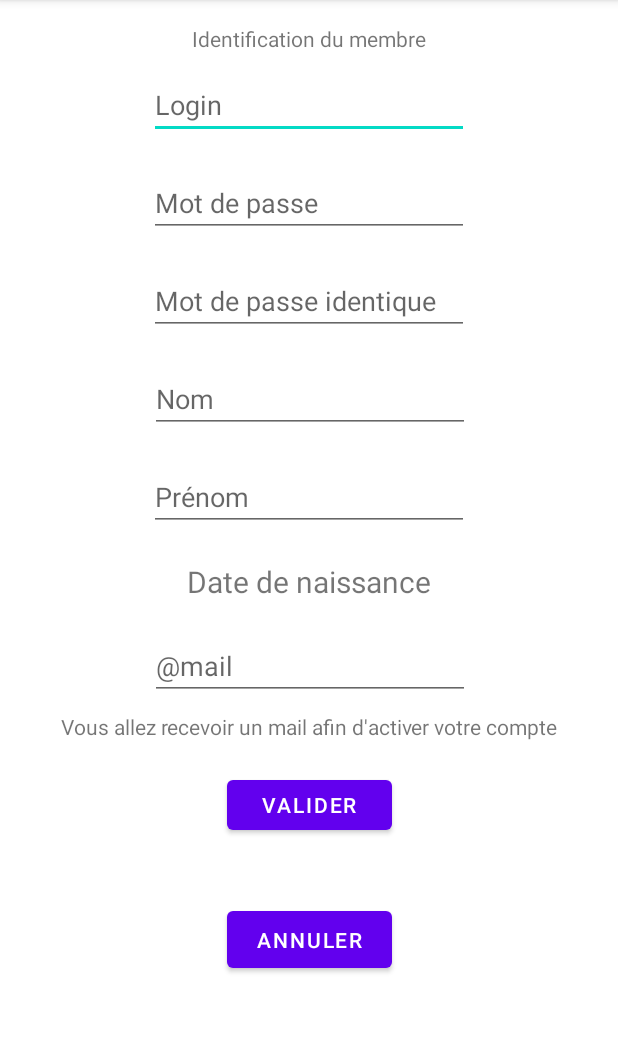
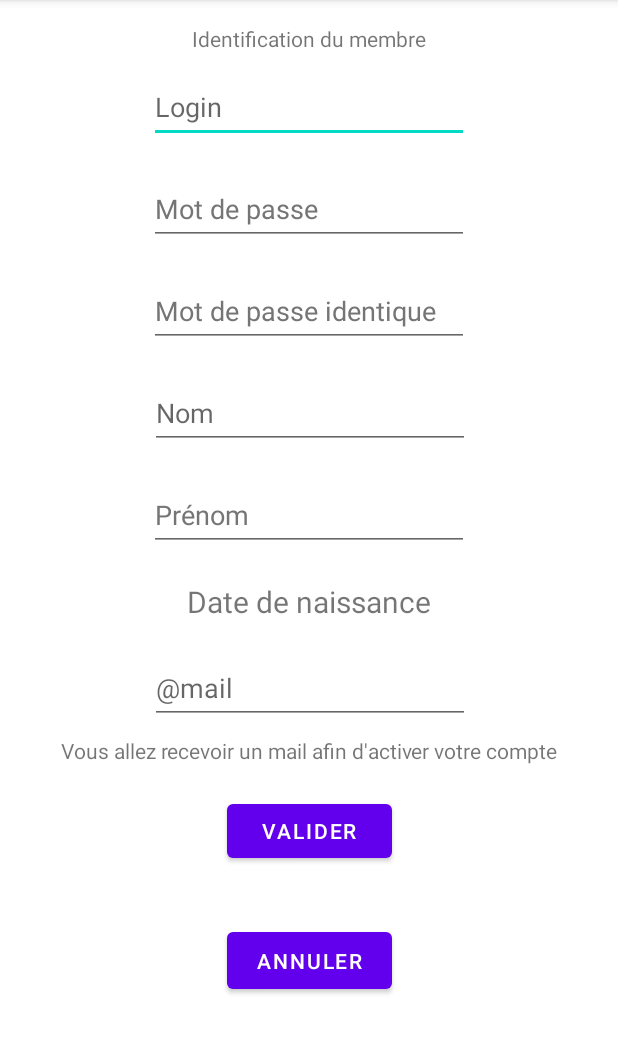
Before and after one commit to kionnle2/GeTaSoiree, an Android app: the InscriptionActivity screen opened directly, with no data from a screen before it, on a phone screen of 412 x 824 dp, the part 84-1138 px from its top. Run offline under Robolectric (Android 15) with nearby library versions, the phone set to English and light mode, and no system bars.

Commit message:
fix crash fix xml

```diff
--- a/app/src/main/java/yan/candaes/getasoiree/ui/AjoutSoireeActivity.java
+++ b/app/src/main/java/yan/candaes/getasoiree/ui/AjoutSoireeActivity.java
@@ -75,6 +75,7 @@ public class AjoutSoireeActivity extends AppCompatActivity implements DatePicker
                     if (((TextView) findViewById(R.id.addSoirTxtAdr)).isInputMethodTarget()) {
                         InputMethodManager imm = (InputMethodManager) getSystemService(Context.INPUT_METHOD_SERVICE);
                         imm.hideSoftInputFromWindow(view.getWindowToken(), 0);
+
                     }
 
             if (sw.isChecked()) {
@@ -107,7 +108,7 @@ public class AjoutSoireeActivity extends AppCompatActivity implements DatePicker
                 request += "&latitude=" + ((TextView) findViewById(R.id.addSoirLat)).getText().toString() +
                         "&longitude=" + ((TextView) findViewById(R.id.addSoirLon)).getText().toString();
             else
-                request += "&adresse=" + ((TextView) findViewById(R.id.addSoirBtnAdd)).getText().toString();
+                request += "&adresse=" + ((TextView) findViewById(R.id.addSoirTxtAdr)).getText().toString();
             DaoParticipant.getInstance().simpleRequest(request, new Delegate() {
                 @Override
                 public void WSRequestIsTerminated(Object result) {
--- a/app/src/main/java/yan/candaes/getasoiree/ui/CartesSoireesActivity.java
+++ b/app/src/main/java/yan/candaes/getasoiree/ui/CartesSoireesActivity.java
@@ -45,6 +45,7 @@ public class CartesSoireesActivity extends AppCompatActivity {
         tabPerm[0] = Manifest.permission.WRITE_EXTERNAL_STORAGE;
         ((Button) findViewById(R.id.mapBtnBack)).setOnClickListener(view -> finish());
         requestPermissionsIfNecessary(tabPerm);
+
         Soiree s = (Soiree) getIntent().getSerializableExtra("soiree");
         if (s != null) {
             IMapController mapController = map.getController();
--- a/app/src/main/res/layout/activity_inscription.xml
+++ b/app/src/main/res/layout/activity_inscription.xml
@@ -11,7 +11,7 @@
         android:layout_width="wrap_content"
         android:layout_height="wrap_content"
         android:layout_marginTop="16dp"
-        android:text="Identification du membre"
+        android:text="@string/identification_du_membre"
         app:layout_constraintEnd_toEndOf="parent"
         app:layout_constraintStart_toStartOf="parent"
         app:layout_constraintTop_toTopOf="parent" />
@@ -22,11 +22,13 @@
         android:layout_height="wrap_content"
         android:layout_marginTop="12dp"
         android:ems="10"
-        android:hint="Login"
+        android:hint="@string/login"
         android:inputType="textPersonName"
+        android:minHeight="48dp"
         app:layout_constraintEnd_toEndOf="parent"
         app:layout_constraintStart_toStartOf="parent"
-        app:layout_constraintTop_toBottomOf="@+id/inscriptionTV" />
+        app:layout_constraintTop_toBottomOf="@+id/inscriptionTV"
+        android:autofillHints="" />
 
     <EditText
         android:id="@+id/insTxtNom"
@@ -34,19 +36,21 @@
         android:layout_height="wrap_content"
         android:layout_marginTop="20dp"
         android:ems="10"
-        android:hint="Nom"
+        android:hint="@string/nom"
         android:inputType="textPersonName"
+        android:minHeight="48dp"
         app:layout_constraintEnd_toEndOf="parent"
         app:layout_constraintHorizontal_bias="0.502"
         app:layout_constraintStart_toStartOf="parent"
-        app:layout_constraintTop_toBottomOf="@+id/insTxtPass2" />
+        app:layout_constraintTop_toBottomOf="@+id/insTxtPass2"
+        android:autofillHints="" />
 
     <Button
         android:id="@+id/insBtnValid"
         android:layout_width="110dp"
-        android:layout_height="45dp"
+        android:layout_height="48dp"
         android:layout_marginTop="20dp"
-        android:text="Valider"
+        android:text="@string/valider"
         app:layout_constraintEnd_toEndOf="parent"
         app:layout_constraintStart_toStartOf="parent"
         app:layout_constraintTop_toBottomOf="@+id/textView" />
@@ -57,11 +61,14 @@
         android:layout_height="wrap_content"
         android:layout_marginTop="20dp"
         android:ems="10"
-        android:hint="Prénom"
+        android:hint="@string/pr_nom"
         android:inputType="textPersonName"
+        android:minHeight="48dp"
+        android:textColorHint="#757575"
         app:layout_constraintEnd_toEndOf="parent"
         app:layout_constraintStart_toStartOf="parent"
-        app:layout_constraintTop_toBottomOf="@+id/insTxtNom" />
+        app:layout_constraintTop_toBottomOf="@+id/insTxtNom"
+        android:autofillHints="" />
 
     <EditText
         android:id="@+id/insTxtMail"
@@ -71,10 +78,12 @@
         android:ems="10"
         android:hint="\@mail"
         android:inputType="textPersonName"
+        android:minHeight="48dp"
         app:layout_constraintEnd_toEndOf="parent"
         app:layout_constraintHorizontal_bias="0.502"
         app:layout_constraintStart_toStartOf="parent"
-        app:layout_constraintTop_toBottomOf="@+id/insTxtDdn" />
+        app:layout_constraintTop_toBottomOf="@+id/insTxtDdn"
+        android:autofillHints="" />
 
     <TextView
         android:id="@+id/textView"
@@ -105,6 +114,8 @@
         android:ems="10"
         android:hint="Mot de passe"
         android:inputType="textPassword"
+        android:minHeight="48dp"
+        android:textColorHint="#757575"
         app:layout_constraintEnd_toEndOf="parent"
         app:layout_constraintStart_toStartOf="parent"
         app:layout_constraintTop_toBottomOf="@+id/insTxtLogin" />
@@ -117,6 +128,8 @@
         android:ems="10"
         android:hint="Mot de passe identique"
         android:inputType="textPassword"
+        android:minHeight="48dp"
+        android:textColorHint="#757575"
         app:layout_constraintEnd_toEndOf="parent"
         app:layout_constraintStart_toStartOf="parent"
         app:layout_constraintTop_toBottomOf="@+id/insTxtPass1" />
--- a/app/src/main/res/layout/activity_main.xml
+++ b/app/src/main/res/layout/activity_main.xml
@@ -26,7 +26,6 @@
         android:hint="login"
         android:inputType="textPersonName"
         android:minHeight="48dp"
-        android:text="ycandaes"
         app:layout_constraintEnd_toEndOf="parent"
         app:layout_constraintStart_toStartOf="parent"
         app:layout_constraintTop_toBottomOf="@+id/textView2" />
@@ -41,7 +40,6 @@
         android:hint="password"
         android:inputType="textPassword"
         android:minHeight="48dp"
-        android:text="aztred"
         android:textColorHint="#757575"
         app:layout_constraintEnd_toEndOf="parent"
         app:layout_constraintStart_toStartOf="parent"
--- a/app/src/main/res/values/strings.xml
+++ b/app/src/main/res/values/strings.xml
@@ -18,4 +18,14 @@
     <string name="dialog_del_cancel">annuler</string>
     <string name="dialog_del_body">Supprimer le compte est irréversible.</string>
     <string name="dialog_del_afterCancel">Action annuler.</string>
+    <string name="deconnexion">Deconnexion</string>
+    <string name="voir_map">voir map</string>
+    <string name="suppr_compte">suppr compte</string>
+    <string name="candaes_yan">Candaes Yan</string>
+    <string name="ajouter_ma_soir_e">Ajouter ma soirée</string>
+    <string name="identification_du_membre">Identification du membre</string>
+    <string name="login">Login</string>
+    <string name="pr_nom">Prénom</string>
+    <string name="nom">Nom</string>
+    <string name="valider">Valider</string>
 </resources>
```
Also changed, not shown: app/src/main/java/yan/candaes/getasoiree/daos/DaoParticipant.java (+16 -13 lines), app/src/main/res/layout/activity_soiree.xml (+9 -9 lines), 1 other file.
